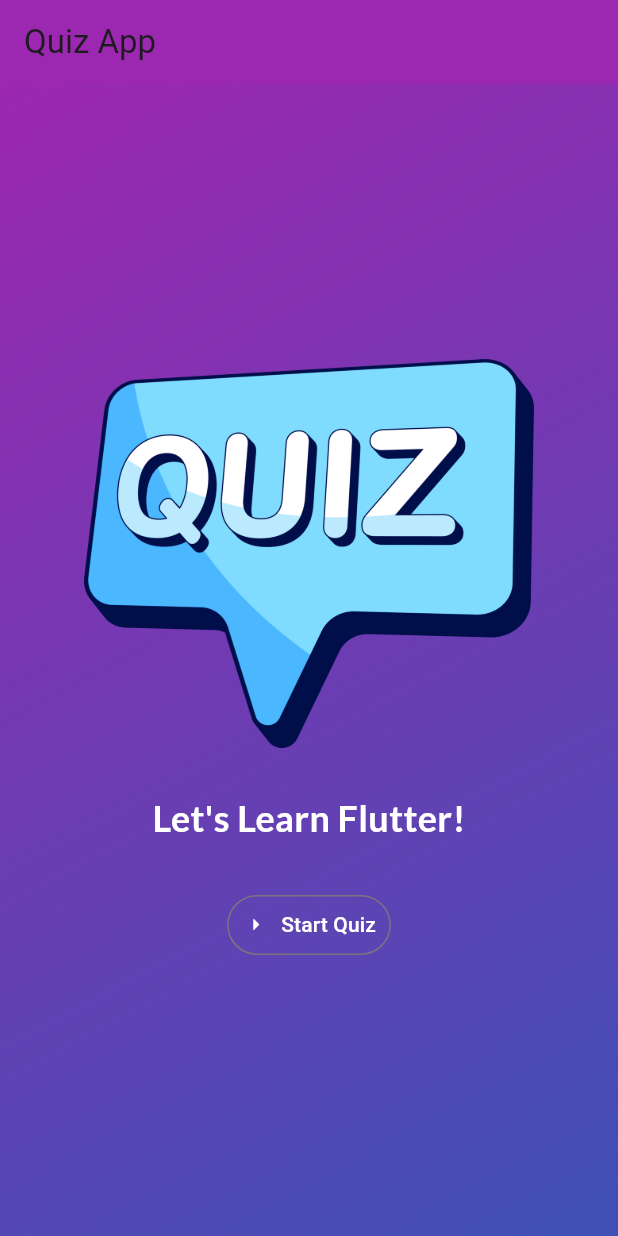
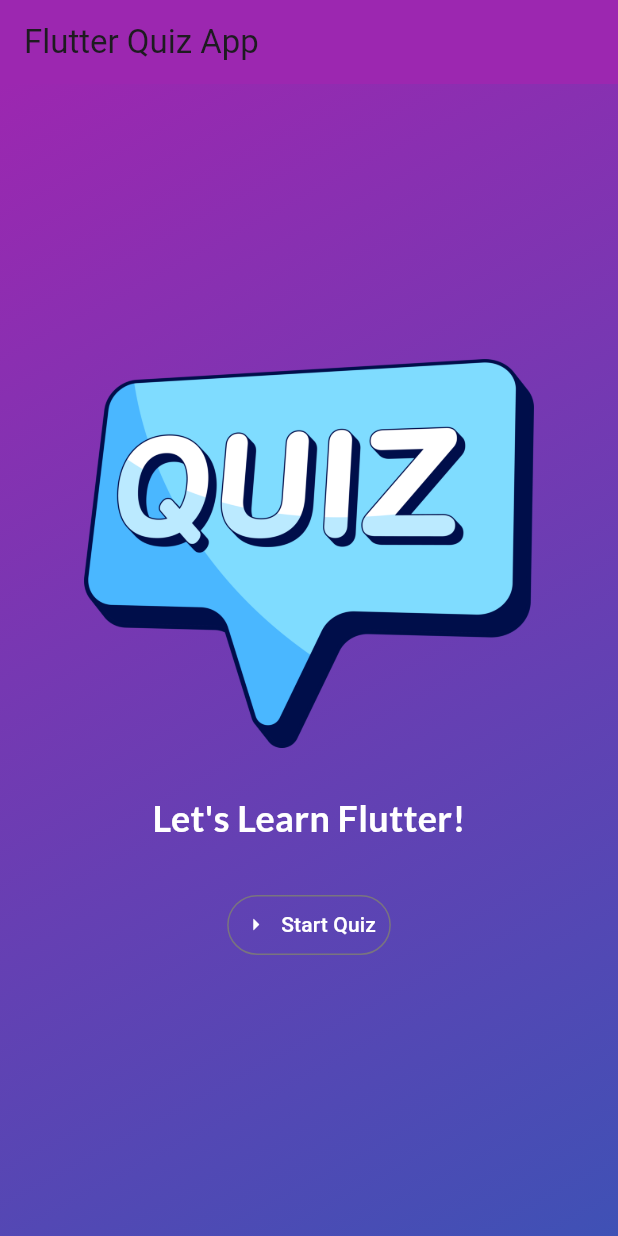
Before and after one commit to yashrajput25/flutter_QuizApp, a Flutter app: the screen it shows after launch, on a phone screen of 412 x 824 dp. Run offline on Flutter 3.47's test engine with Material 3 defaults, Android fonts, the phone set to English and light mode, and no system bars; our stand-ins replace google_fonts.

Commit message:
first commit

```diff
--- a/lib/quiz.dart
+++ b/lib/quiz.dart
@@ -59,7 +59,7 @@ class _QuizState extends State<Quiz> {
     return MaterialApp(
       home: Scaffold(
         appBar: AppBar(
-          title: const Text("Quiz App"),
+          title: const Text("Flutter Quiz App"),
           backgroundColor: Colors.purple,
         ),
         body: Container(
```
